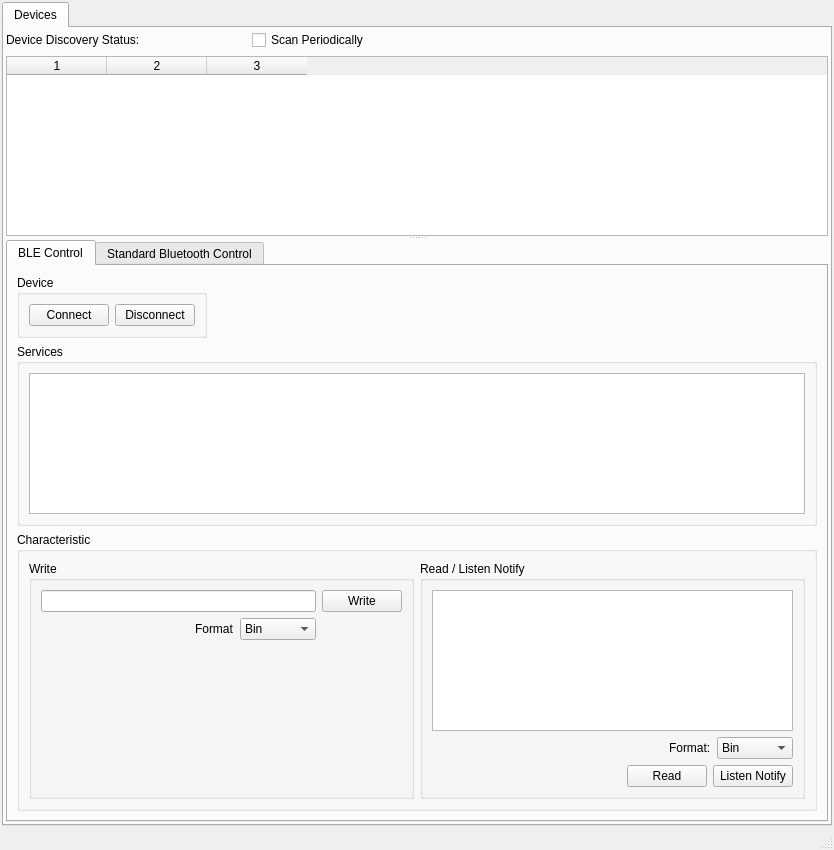
vladimir-vakhter/ble-basestation-app, file mainwindow.ui: the form before one commit.
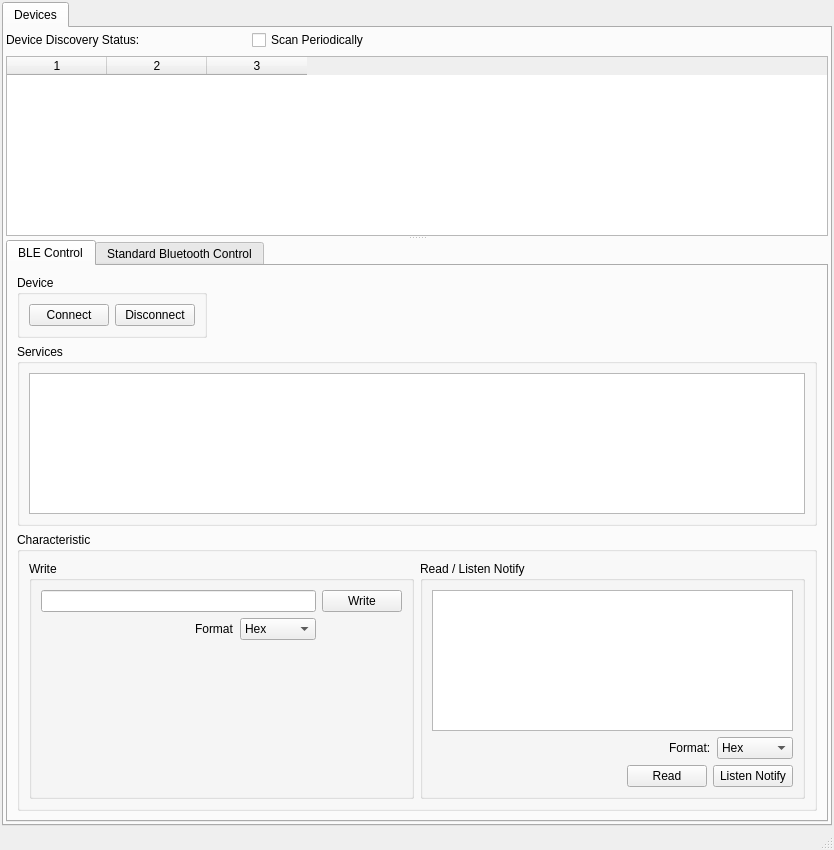
The form after the commit.

Commit message: change order of items in the type combo box

Diff of the .ui file:
```diff
--- a/mainwindow.ui
+++ b/mainwindow.ui
@@ -288,7 +288,7 @@
                           <widget class="QComboBox" name="bleCharacteristicWriteTypecomboBox">
                            <item>
                             <property name="text">
-                             <string>Bin</string>
+                             <string>Hex</string>
                             </property>
                            </item>
                            <item>
@@ -374,7 +374,7 @@
                         <widget class="QComboBox" name="bleCharacteristicReadTypeComboBox">
                          <item>
                           <property name="text">
-                           <string>Bin</string>
+                           <string>Hex</string>
                           </property>
                          </item>
                          <item>
```
Left out of the diff: 4 changed lines with no effect on the pictures. The commit also changes 1 other file.
